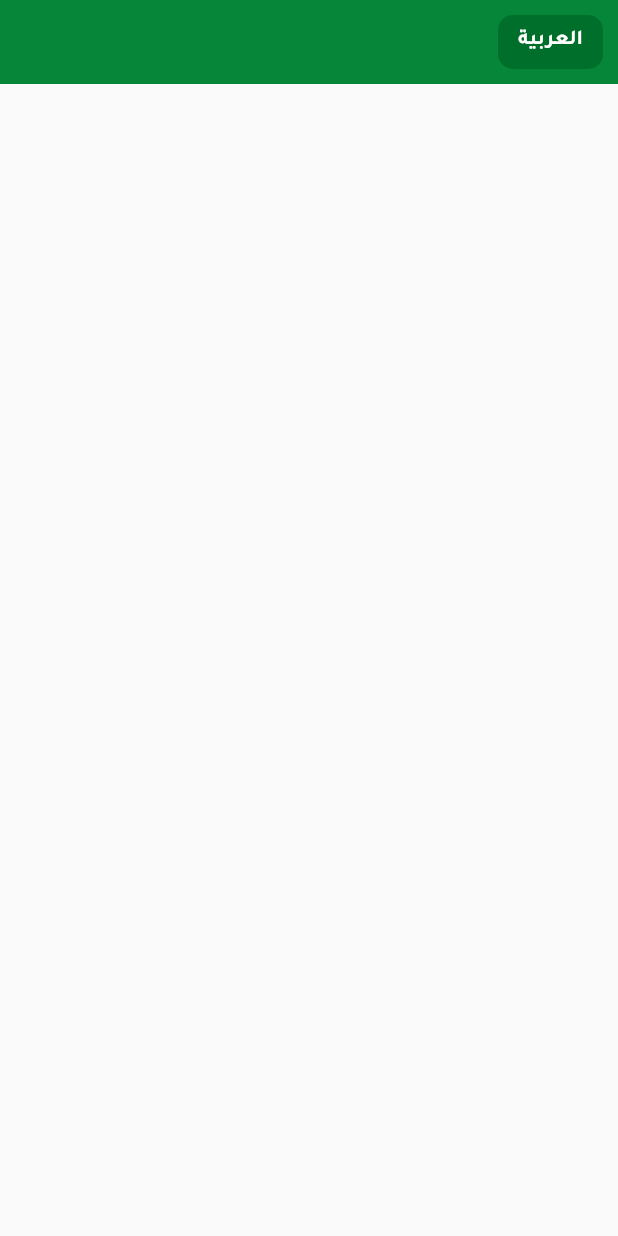
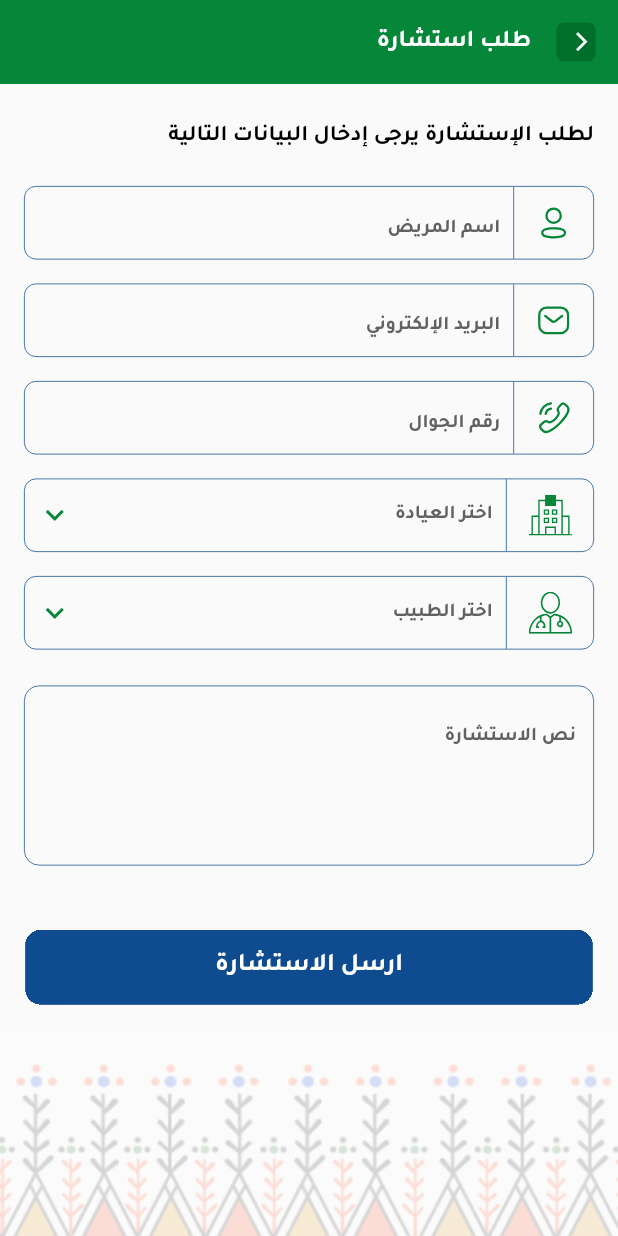
Before and after one commit to HodaTabasi/aphaa, a Flutter app: the SendConsultScreen screen opened directly, on a phone screen of 412 x 824 dp. Run offline on Flutter 3.47's test engine with Material 2 defaults, Android fonts, the phone set to English and light mode, and no system bars; our stand-ins replace avatar_glow, flutter_calendar_carousel, flutter_screenutil, flutter_svg, get, path_drawing and 1 more; accounts and stored records are empty; generated files the repository leaves out were written again.

Commit message:
new two screen

```diff
--- /dev/null
+++ b/lib/general/btn_layout.dart
@@ -0,0 +1,50 @@
+import 'package:flutter/material.dart';
+import 'package:flutter_screenutil/flutter_screenutil.dart';
+
+class BtnLayout extends StatelessWidget {
+  late String title;
+  late VoidCallback prsee;
+  // late Function prsee;
+
+  BtnLayout(this.title,this.prsee);
+
+
+  @override
+  Widget build(BuildContext context) {
+    return SizedBox(
+      width: double.infinity,
+      child: Container(
+        margin: EdgeInsets.all(16.0.r),
+        height: 50,
+        child: ClipRRect(
+          borderRadius: BorderRadius.circular(10.0.r),
+          clipBehavior: Clip.hardEdge,
+          child: ElevatedButton(
+            style: ButtonStyle(
+                backgroundColor: MaterialStateProperty.all(Color(0xff0E4C8F)),
+                padding: MaterialStateProperty.all(EdgeInsets.all(10.r)),
+                textStyle: MaterialStateProperty.all(TextStyle(fontSize: 16.sp,color: Colors.white))),
+            onPressed: prsee,
+            child: Text("$title",style: TextStyle(fontSize: 16.sp,color: Colors.white,fontWeight: FontWeight.w700,fontFamily: 'Tajawal'),),
+
+          ),
+        ),
+      ),
+    );
+  }
+
+  // (){
+  // NavigationService.navigationService.navigateTo(GMap.routeName);
+  // // showDialog(context: context,
+  // //     builder: (BuildContext context){
+  // //       return CustomDialogBox(
+  // //         title: "Custom Dialog Demo",
+  // //         // descriptions: "Hii all this is a custom dialog in flutter and  you will be use in your flutter applications",
+  // //         // text: "Yes",
+  // //       );
+  // //     }
+  // // );
+  // },
+
+
+}
--- /dev/null
+++ b/lib/general/dropdown_item.dart
@@ -0,0 +1,88 @@
+import 'package:flutter/material.dart';
+import 'package:flutter_svg/svg.dart';
+
+class DropDownItem extends StatefulWidget {
+  List<String> myData;
+  String iconName;
+  String dropValue;
+
+  DropDownItem(this.myData,this.iconName,this.dropValue);
+
+  @override
+  State<DropDownItem> createState() => _DropDownItenState();
+}
+
+class _DropDownItenState extends State<DropDownItem> {
+
+  @override
+  Widget build(BuildContext context) {
+    return Container(
+      margin: const EdgeInsets.symmetric(horizontal: 16,vertical: 8),
+      decoration: BoxDecoration(
+        border: Border.all(color: Color(0xff0E4C8F),width: 0.5),
+        borderRadius: BorderRadius.circular(8),
+      ),
+      child: IntrinsicHeight(
+        child: Row(
+          mainAxisAlignment: MainAxisAlignment.spaceBetween,
+          children: [
+            Padding(
+              padding: const EdgeInsets.symmetric(horizontal: 14.0),
+              child:   SvgPicture.asset(
+                  widget.iconName,
+                  semanticsLabel: 'Acme Logo'
+              ),
+            ),
+            const VerticalDivider(
+                width:2,
+                thickness:0.5,
+                color:Color(0xff0E4C8F)
+            ),
+            Expanded(
+              child: Padding(
+                padding: const EdgeInsets.symmetric(horizontal: 8.0),
+                child: DropdownButton<String>(
+                  isExpanded: true,
+                  underline: SizedBox(),
+                  hint: Text(
+                    widget.dropValue,
+                    style: TextStyle(
+                      color: Colors.grey.shade700,
+                      fontSize: 13,
+                      fontFamily: 'Tajawal',
+                      fontWeight: FontWeight.bold,
+                    ),
+                  ),
+                  // value: dropdownValue,
+                  items: widget.myData.map((String value) {
+                    return new DropdownMenuItem<String>(
+                      value: value,
+                      child: Text(
+                          value,
+                          style:  TextStyle(
+                            color: Colors.grey.shade700,
+                            fontSize: 13,
+                            fontFamily: 'Tajawal',
+                            fontWeight: FontWeight.bold,
+                          )
+                      ),
+                    );
+                  }).toList(),
+                  icon: Icon(
+                    Icons.keyboard_arrow_down,
+                    color: Color(0xff058638),
+                  ),
+                  onChanged: (val) {
+                    setState(() {
+                      // dropdownValue = val!;
+                    });
+                  },
+                ),
+              ),
+            ),
+          ],
+        ),
+      ),
+    );
+  }
+}
--- /dev/null
+++ b/lib/general/edittext_item.dart
@@ -0,0 +1,53 @@
+import 'package:flutter/material.dart';
+import 'package:flutter_svg/svg.dart';
+
+class EditTextItem extends StatelessWidget {
+  String icon;
+  String hint;
+  EditTextItem(this.icon,this.hint) ;
+
+  @override
+  Widget build(BuildContext context) {
+    return Container(
+      margin: const EdgeInsets.symmetric(horizontal: 16,vertical: 8),
+      decoration: BoxDecoration(
+        border: Border.all(color: const Color(0xff0E4C8F),width: 0.5),
+        borderRadius: BorderRadius.circular(8),
+      ),
+      child: IntrinsicHeight(
+        child: Row(
+          mainAxisAlignment: MainAxisAlignment.spaceBetween,
+          children: [
+            Padding(
+              padding: const EdgeInsets.symmetric(horizontal: 14.0),
+              child:  SvgPicture.asset(
+                  icon,
+                  semanticsLabel: 'Acme Logo'
+              ),
+            ),
+            const VerticalDivider(
+                width:2,
+                thickness:0.5,
+                color:Color(0xff0E4C8F)
+            ),
+            Expanded(child: Padding(
+              padding: const EdgeInsets.symmetric(horizontal: 8.0),
+              child: TextFormField(
+                decoration: InputDecoration(
+                  border: InputBorder.none,
+                  hintText: hint,
+                  hintStyle: TextStyle(
+                    color: Colors.grey.shade700,
+                    fontSize: 13,
+                    fontFamily: 'Tajawal',
+                    fontWeight: FontWeight.bold,
+                  )
+                ),
+              ),
+            ))
+          ],
+        ),
+      ),
+    );
+  }
+}
--- a/lib/l10n/app_ar.arb
+++ b/lib/l10n/app_ar.arb
@@ -16,5 +16,19 @@
    "welcome2": "يسعدنا إدارة ملفك الطبي من خلال :",
    "login": "تسجيل دخول",
    "register": "إنشاء حساب",
-   "or":"أو"
+   "or":"أو",
+
+   "head_of_consult_screen":"لطلب الإستشارة يرجى إدخال البيانات التالية",
+   "pasent_name":"اسم المريض",
+   "email":"البريد الإلكتروني",
+   "phone":"رقم الجوال",
+   "clenice_choesse":"اختر العيادة",
+   "dovtor_choesse":"اختر الطبيب",
+   "consult_note":"نص الاستشارة",
+   "consult_send":"ارسل الاستشارة",
+
+   "time":"الوقت",
+   "appoitment_date":"تاريخ الحجز",
+   "to":"الى",
+   "head_of_appoitment_screen":"لحجز موعد يرجى تعبئة البيانات التالية",
 }
--- a/lib/main.dart
+++ b/lib/main.dart
@@ -1,6 +1,7 @@
 import 'package:aphaa_app/preferences/shared_pref_controller.dart';
 import 'package:aphaa_app/screens/quick_services/quick_services.dart';
 import 'package:aphaa_app/screens/select_lang/select_language.dart';
+import 'package:aphaa_app/screens/send_consult/consult_screen.dart';
 import 'package:aphaa_app/screens/splach/screen_2_splash.dart';
 import 'package:aphaa_app/screens/splach/splash_screen.dart';
 import 'package:flutter_localizations/flutter_localizations.dart';
@@ -11,6 +12,7 @@
 
 import 'get/language_getx_controller.dart';
 import 'helper/constant.dart';
+import 'screens/Appointment Booking/appointement_booking.dart';
 
 void main() async {
   WidgetsFlutterBinding.ensureInitialized();
@@ -60,7 +62,7 @@
                 // is not restarted.
                 primarySwatch: colorCustom,
               ),
-              home: QuickServices(),
+              home: AppointmentBooking(),
             );
           });
     });
--- a/lib/screens/send_consult/consult_screen.dart
+++ b/lib/screens/send_consult/consult_screen.dart
@@ -1,38 +1,87 @@
+import 'package:aphaa_app/general/dropdown_item.dart';
+import 'package:aphaa_app/helper/helper.dart';
+import 'package:aphaa_app/screens/send_consult/text_area.dart';
 import 'package:flutter/material.dart';
+import 'package:flutter_gen/gen_l10n/app_localizations.dart';
+
+import '../../general/btn_layout.dart';
+import '../../general/edittext_item.dart';
 
 class SendConsultScreen extends StatefulWidget {
-
   @override
   State<SendConsultScreen> createState() => _SendConsultScreenState();
 }
 
-class _SendConsultScreenState extends State<SendConsultScreen> {
+class _SendConsultScreenState extends State<SendConsultScreen> with Helpers{
+  var myData = ['اختر العيادة', ''];
+
   @override
   Widget build(BuildContext context) {
     return Scaffold(
       appBar: AppBar(
         elevation: 0,
-        leadingWidth: 90,
+        // leadingWidth: 40,
+        title: Text(AppLocalizations.of(context)!.consultation_request,style: const TextStyle(
+          color: Colors.white,
+          fontSize: 16,
+          fontFamily: 'Tajawal',
+          fontWeight: FontWeight.bold,
+        )),
+        titleSpacing: 2,
         leading: Container(
-          margin: const EdgeInsets.all(10.0),
-          // padding: EdgeInsets.all(10.0),
-          alignment: Alignment.center,
-          width: 80,
-          height: 80,
-          decoration: BoxDecoration(
-              color: const Color(0xff006F2C),
-              borderRadius: BorderRadius.circular(10)),
-          child: const Text(
-            "العربية",
-            style: TextStyle(
+            margin: const EdgeInsets.all(15.0),
+            padding: const EdgeInsets.all(5.0),
+            // alignment: Alignment.bottomLeft,
+            // width: 80,
+            // height: 500,
+            decoration: BoxDecoration(
+                color: const Color(0xff006F2C),
+                borderRadius: BorderRadius.circular(5)),
+            child: const Icon(
+              Icons.arrow_back_ios,
               color: Colors.white,
-              fontSize: 14,
-              fontFamily: 'Tajawal',
-              fontWeight: FontWeight.bold,
+              size: 15,
+            )),
+      ),
+      body: ListView(
+        children: [
+          const SizedBox(
+            height: 10,
+          ),
+          Padding(
+            padding: const EdgeInsets.all(16.0),
+            child: Text(
+              AppLocalizations.of(context)!.head_of_consult_screen,
+              style: const TextStyle(
+                color: Colors.black,
+                fontSize: 15,
+                fontFamily: 'Tajawal',
+                fontWeight: FontWeight.bold,
+              ),
+              textAlign: TextAlign.start,
             ),
-            textAlign: TextAlign.center,
           ),
-        ),
+          Form(
+            child: Column(
+              children: [
+                EditTextItem('assets/images/Profile.svg',AppLocalizations.of(context)!.pasent_name ),
+                EditTextItem('assets/images/Message.svg', AppLocalizations.of(context)!.email),
+                EditTextItem('assets/images/phone.svg', AppLocalizations.of(context)!.phone),
+                DropDownItem(
+                    myData, 'assets/images/hospital.svg', AppLocalizations.of(context)!.clenice_choesse),
+                DropDownItem(
+                    myData, 'assets/images/docgreen.svg', AppLocalizations.of(context)!.dovtor_choesse),
+                const TextAreaWidget()
+              ],
+            ),
+          ),
+          const SizedBox(height: 10),
+          BtnLayout(AppLocalizations.of(context)!.consult_send, () {showAlertDialog(context);}),
+          Image.asset(
+            "assets/images/image1.png",
+            fit: BoxFit.fitWidth,
+          ),
+        ],
       ),
     );
   }
--- /dev/null
+++ b/lib/screens/send_consult/text_area.dart
@@ -0,0 +1,35 @@
+import 'package:flutter/material.dart';
+import 'package:flutter_gen/gen_l10n/app_localizations.dart';
+
+class TextAreaWidget extends StatelessWidget {
+  const TextAreaWidget({
+    Key? key,
+  }) : super(key: key);
+
+  @override
+  Widget build(BuildContext context) {
+    return Padding(
+        padding: const EdgeInsets.all(16),
+        child: TextFormField(
+          maxLines: 4,
+          decoration: InputDecoration(
+              enabledBorder: OutlineInputBorder(
+                borderRadius: BorderRadius.circular(10),
+                borderSide: const BorderSide(
+                    color: Color(0xff0E4C8F), width: 0.5),
+              ),
+              focusedBorder: OutlineInputBorder(
+                borderRadius: BorderRadius.circular(10),
+                borderSide: const BorderSide(
+                    color: Color(0xff0E4C8F), width: 0.5),
+              ),
+              hintText: AppLocalizations.of(context)!.consult_note,
+              hintStyle: TextStyle(
+                color: Colors.grey.shade700,
+                fontSize: 13,
+                fontFamily: 'Tajawal',
+                fontWeight: FontWeight.bold,
+              )),
+        ));
+  }
+}
--- a/pubspec.yaml
+++ b/pubspec.yaml
@@ -42,6 +42,7 @@ dependencies:
   get: ^4.6.5
   flutter_screenutil: ^5.5.3+2
   flutter_svg: ^1.1.4
+  flutter_calendar_carousel: ^2.4.0
 #  path_drawing: "^1.0.0"
 
 dev_dependencies:
```
Also changed, not shown: lib/helper/helper.dart (added, +40 -0 lines), lib/l10n/app_en.arb (+15 -1 lines), lib/screens/Appointment Booking/appointement_booking.dart (added, +198 -0 lines), lib/screens/Appointment Booking/time_appoiment_item.dart (added, +64 -0 lines), assets/images/Calendar.svg (added), assets/images/Message.svg (added), assets/images/Profile.svg (added), assets/images/docgreen.svg (added), assets/images/hospital.svg (added), assets/images/phone.svg (added), pubspec.lock.
